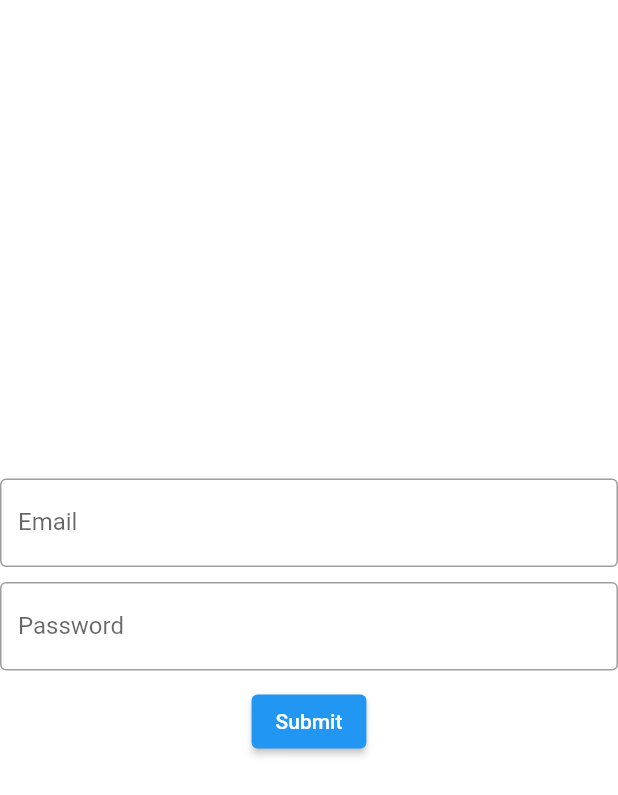
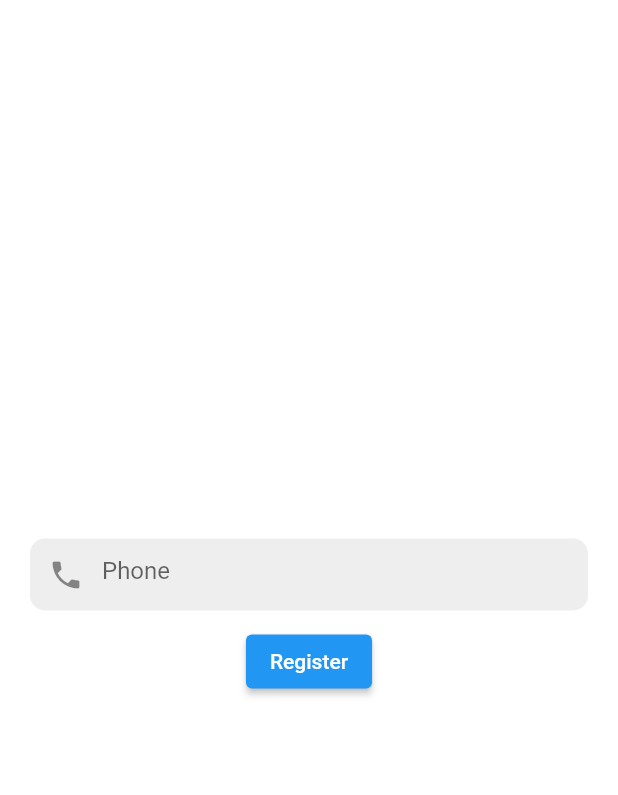
Before and after one commit to To-Rex/TaxiApp-Firebase, a Flutter app: the RegisterPage screen opened directly, on a phone screen of 412 x 824 dp. Shown: the top 795 px of the screen. Run offline on Flutter 3.47's test engine with Material 2 defaults, Android fonts, the phone set to English and light mode, and no system bars; our stand-ins replace firebase_auth, firebase_core, google_maps_flutter, location; accounts and stored records are empty.

Commit message:
firs commit task

```diff
--- a/lib/auth/register_page.dart
+++ b/lib/auth/register_page.dart
@@ -12,8 +12,7 @@ class RegisterPage extends StatefulWidget {
 }
 
 class _SampesPageState extends State<RegisterPage> with SingleTickerProviderStateMixin {
-  final _email = TextEditingController();
-  final _password = TextEditingController();
+  final _phone = TextEditingController();
 
 
   final _auth = FirebaseAuth.instance;
@@ -26,43 +25,36 @@ class _SampesPageState extends State<RegisterPage> with SingleTickerProviderStat
 
   @override
   void dispose() {
-    _email.dispose();
-    _password.dispose();
+    _phone.dispose();
     super.dispose();
   }
 
-  void registerUser(String email, String password) async {
-    if (Platform.isAndroid) {
-      try{
-        await _auth.createUserWithEmailAndPassword(email: email, password: password);
-      } on FirebaseAuthException catch (e) {
-        if (e.code == 'weak-password') {
-          print('The password provided is too weak.');
-        } else if (e.code == 'email-already-in-use') {
-          print('The account already exists for that email.');
+  void registerUser(String phone) async {
+    //firebase auth phone number
+    _auth.verifyPhoneNumber(
+      phoneNumber: phone,
+      verificationCompleted: (PhoneAuthCredential credential) async {
+        await _auth.signInWithCredential(credential);
+      },
+      verificationFailed: (FirebaseAuthException e) {
+        if (e.code == 'invalid-phone-number') {
+          print('The provided phone number is not valid.');
         }
-      } catch (e) {
-        print(e);
-      }
-    }
-    // if platform ios
-    if (Platform.isIOS) {
-      await Firebase.initializeApp();
-      try{
-        await _auth.createUserWithEmailAndPassword(email: email, password: password);
-      } on FirebaseAuthException catch (e) {
-        if (e.code == 'weak-password') {
-          print('The password provided is too weak.');
-        } else if (e.code == 'email-already-in-use') {
-          print('The account already exists for that email.');
-        }
-      } catch (e) {
-        print(e);
-      }
-    }
+      },
+      codeSent: (String verificationId, int? resendToken) async {
+        // Update the UI - wait for the user to enter the SMS code
+        final String smsCode = '212343';
 
+        // Create a PhoneAuthCredential with the code
+        final PhoneAuthCredential credential = PhoneAuthProvider.credential(verificationId: verificationId, smsCode: smsCode);
 
+        // Sign the user in (or link) with the credential
+        await _auth.signInWithCredential(credential);
+      },
+      codeAutoRetrievalTimeout: (String verificationId) {},
+    );
   }
+
 
   @override
   Widget build(BuildContext context) {
@@ -77,37 +69,29 @@ class _SampesPageState extends State<RegisterPage> with SingleTickerProviderStat
       body: Column(
         mainAxisAlignment: MainAxisAlignment.center,
         children: [
-          //firebase auth email and password
-          //text fild email
-          TextField(
-            controller: _email,
-            decoration: const InputDecoration(
-              border: OutlineInputBorder(),
-              labelText: 'Email',
+          //firebase auth phone
+          Container(
+            margin: const EdgeInsets.symmetric(horizontal: 20),
+            decoration: BoxDecoration(
+              color: Colors.grey[200],
+              borderRadius: BorderRadius.circular(10),
+            ),
+            //the bottom line of the text field
+            child: TextField(
+              controller: _phone,
+              decoration: const InputDecoration(
+                border: InputBorder.none,
+                hintText: 'Phone',
+                prefixIcon: Icon(Icons.phone),
+              ),
             ),
           ),
-          SizedBox(
-            height: 10,
-          ),
-          //text fild password
-          TextField(
-            controller: _password,
-            decoration: const InputDecoration(
-              border: OutlineInputBorder(),
-              labelText: 'Password',
-            ),
-          ),
-
-          SizedBox(
-            height: 10,
-          ),
-          //text submit button
+          const SizedBox(height: 10),
           ElevatedButton(
             onPressed: () {
-              //firebase auth email and password register user
-              registerUser(_email.text, _password.text);
+              registerUser(_phone.text);
             },
-            child: const Text('Submit'),
+            child: const Text('Register'),
           ),
         ],
       ),
--- a/lib/splash_screen.dart
+++ b/lib/splash_screen.dart
@@ -1,5 +1,6 @@
 import 'package:flutter/material.dart';
 import 'package:taxi_uz/auth/register_page.dart';
+import 'package:taxi_uz/auth/sample_page.dart';
 
 class SplashPage extends StatefulWidget {
   const SplashPage({super.key});
@@ -26,7 +27,7 @@ class _SampesPageState extends State<SplashPage> with SingleTickerProviderStateM
           backgroundColor: const Color.fromRGBO(33, 158, 188, 10),
         ),
       ),
-      body: RegisterPage(),
+      body: SamplePage(),
     );
   }
 }
--- a/pubspec.yaml
+++ b/pubspec.yaml
@@ -49,6 +49,10 @@ dev_dependencies:
   flutter_lints: ^2.0.0
   firebase_core: ^2.6.1
   firebase_auth: ^4.2.8
+  google_maps_flutter: ^2.2.3
+  flutter_bloc: ^8.1.2
+  location: ^4.4.0
+  http: ^0.13.5
 
 # For information on the generic Dart part of this file, see the
 # following page: https://dart.dev/tools/pub/pubspec
```
Also changed, not shown: lib/auth/sample_page.dart (+49 -14 lines), pubspec.lock, 6 other files.
